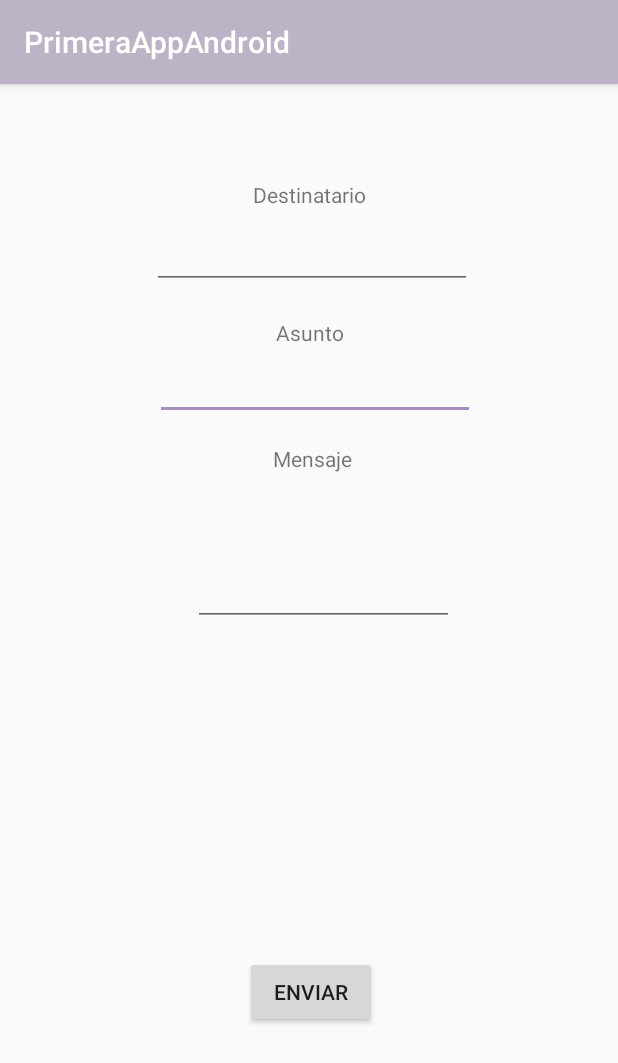
After one commit to ICoelloC/ICC_PrimeraAppAndroid, an Android app: the EnviarCorreoActivity screen opened directly, with no data from a screen before it, on a phone screen of 412 x 824 dp. The commit adds this screen. Shown: the top 1063 px of the screen. Run offline under Robolectric (Android 15) with nearby library versions, the phone set to English and light mode, and no system bars.

Commit message:
commit on develop's branch, finally create a note's function has been implemente, now you can create a note, also, the activities have been implemented for each functionality of the menu, except to create notes, which is an intent that is carried out directly from the functionality menu

```diff
--- a/app/build.gradle
+++ b/app/build.gradle
@@ -33,5 +33,5 @@ dependencies {
     testImplementation 'junit:junit:4.12'
     androidTestImplementation 'androidx.test.ext:junit:1.1.2'
     androidTestImplementation 'androidx.test.espresso:espresso-core:3.3.0'
-
+    implementation 'com.google.android.gms:play-services:11.6.2'
 }
--- /dev/null
+++ b/app/src/main/java/com/icoelloc/primeraappandroid/EnviarCorreoActivity.kt
@@ -0,0 +1,43 @@
+package com.icoelloc.primeraappandroid
+
+import android.content.Intent
+import androidx.appcompat.app.AppCompatActivity
+import android.os.Bundle
+import kotlinx.android.synthetic.main.activity_enviar_correo.*
+
+/**
+ * @author iCoelloC
+ */
+class EnviarCorreoActivity : AppCompatActivity() {
+    override fun onCreate(savedInstanceState: Bundle?) {
+        super.onCreate(savedInstanceState)
+        setContentView(R.layout.activity_enviar_correo)
+
+        correo_btnEnviar.setOnClickListener { mandarCorreo() }
+
+    }
+
+    /**
+     * Método para enviar un correo, en este caso recoge los valores de las cajas de texto, y usandolos para los
+     * distintos campos del correo
+     *
+     * Link al api de Android--> https://developer.android.com/guide/components/intents-common?hl=es#Email
+     */
+    private fun mandarCorreo() {
+
+        val destinatario = editTextTextEmailAddress.text.toString()
+        val asunto = correo_txtAsunto.text.toString()
+        val mensaje = correo_txtMensaje.text.toString()
+
+        val intent = Intent(Intent.ACTION_SEND).apply {
+            type = "*/*"
+            putExtra(Intent.EXTRA_EMAIL, destinatario)
+            putExtra(Intent.EXTRA_SUBJECT, asunto)
+            putExtra(Intent.EXTRA_TEXT, mensaje)
+        }
+        if (intent.resolveActivity(packageManager) != null) {
+            startActivity(intent)
+        }
+    }
+
+}
--- /dev/null
+++ b/app/src/main/res/layout/activity_enviar_correo.xml
@@ -0,0 +1,76 @@
+<?xml version="1.0" encoding="utf-8"?>
+<androidx.constraintlayout.widget.ConstraintLayout
+        xmlns:android="http://schemas.android.com/apk/res/android"
+        xmlns:tools="http://schemas.android.com/tools"
+        xmlns:app="http://schemas.android.com/apk/res-auto"
+        android:layout_width="match_parent"
+        android:layout_height="match_parent"
+        tools:context=".EnviarCorreoActivity">
+
+    <TextView
+            android:text="@string/CorreolblDestinarario"
+            android:layout_width="wrap_content"
+            android:layout_height="wrap_content" android:id="@+id/correo_lblDestinatario"
+            app:layout_constraintTop_toTopOf="parent"
+            android:layout_marginTop="50dp" app:layout_constraintStart_toStartOf="parent"
+            android:layout_marginStart="176dp" android:layout_marginEnd="176dp"
+            app:layout_constraintEnd_toEndOf="parent" app:layout_constraintBottom_toBottomOf="parent"
+            android:layout_marginBottom="534dp" app:layout_constraintVertical_bias="0.083"/>
+    <TextView
+            android:text="@string/correo_lblAsunto"
+            android:layout_width="wrap_content"
+            android:layout_height="wrap_content" android:id="@+id/correo_lblAsunto"
+            app:layout_constraintStart_toStartOf="parent" android:layout_marginStart="177dp"
+            android:layout_marginEnd="175dp" app:layout_constraintEnd_toEndOf="parent"
+            app:layout_constraintHorizontal_bias="0.496" android:layout_marginTop="19dp"
+            app:layout_constraintTop_toBottomOf="@+id/editTextTextEmailAddress"/>
+    <EditText
+            android:layout_width="wrap_content"
+            android:layout_height="wrap_content"
+            android:inputType="textPersonName"
+            android:ems="10"
+            android:id="@+id/correo_txtAsunto"
+            app:layout_constraintStart_toStartOf="parent" android:layout_marginStart="103dp"
+            android:layout_marginEnd="95dp" app:layout_constraintEnd_toEndOf="parent"
+            android:layout_marginTop="3dp" app:layout_constraintTop_toBottomOf="@+id/correo_lblAsunto"/>
+    <TextView
+            android:text="@string/correo_lblMensaje"
+            android:layout_width="wrap_content"
+            android:layout_height="wrap_content" android:id="@+id/correo_lblMensaje"
+            android:layout_marginTop="16dp"
+            app:layout_constraintTop_toBottomOf="@+id/correo_txtAsunto" app:layout_constraintStart_toStartOf="parent"
+            android:layout_marginStart="178dp" android:layout_marginEnd="174dp"
+            app:layout_constraintEnd_toEndOf="parent"/>
+    <EditText
+            android:layout_width="174dp"
+            android:layout_height="78dp"
+            android:inputType="textMultiLine"
+            android:gravity="start|top"
+            android:ems="10"
+            android:id="@+id/correo_txtMensaje"
+            android:layout_marginTop="24dp"
+            app:layout_constraintTop_toBottomOf="@+id/correo_lblMensaje" app:layout_constraintStart_toStartOf="parent"
+            android:layout_marginStart="108dp" android:layout_marginEnd="93dp"
+            app:layout_constraintEnd_toEndOf="parent" app:layout_constraintHorizontal_bias="0.555"/>
+    <Button
+            android:text="@string/correo_btnEnviar"
+            android:layout_width="wrap_content"
+            android:layout_height="wrap_content" android:id="@+id/correo_btnEnviar"
+            app:layout_constraintTop_toTopOf="parent"
+            android:layout_marginTop="268dp"
+            android:layout_marginEnd="160dp"
+            app:layout_constraintEnd_toEndOf="parent" app:layout_constraintBottom_toBottomOf="parent"
+            android:layout_marginBottom="23dp" app:layout_constraintVertical_bias="0.731"
+            app:layout_constraintStart_toStartOf="parent" android:layout_marginStart="163dp"
+            app:layout_constraintHorizontal_bias="0.0"/>
+    <EditText
+            android:layout_width="wrap_content"
+            android:layout_height="wrap_content"
+            android:inputType="textEmailAddress"
+            android:ems="10"
+            android:id="@+id/editTextTextEmailAddress"
+            android:layout_marginTop="8dp"
+            app:layout_constraintTop_toBottomOf="@+id/correo_lblDestinatario"
+            app:layout_constraintStart_toStartOf="parent" android:layout_marginStart="101dp"
+            android:layout_marginEnd="97dp" app:layout_constraintEnd_toEndOf="parent"/>
+</androidx.constraintlayout.widget.ConstraintLayout>
--- a/app/src/main/res/values/strings.xml
+++ b/app/src/main/res/values/strings.xml
@@ -9,5 +9,15 @@
     <string name="menu_eventos_calendario">Crear evento</string>
     <string name="menu_acerca_de">Acerca de</string>
     <string name="acerca_de_fotoDesarrollador">FotoDes</string>
-    <string name="about_DevName">NombreDes</string>
+    <string name="about_DevName">Iván Coello Cortés</string>
+    <string name="contactos_btnAgregar">Agregar</string>
+    <string name="contactos_txtNombre">Nombre</string>
+    <string name="contactos_txtCorreo">Correo</string>
+    <string name="CorreolblDestinarario">Destinatario</string>
+    <string name="correo_lblAsunto">Asunto</string>
+    <string name="correo_lblMensaje">Mensaje</string>
+    <string name="correo_btnEnviar">Enviar</string>
+    <string name="crearEvento_lblNombreEvento">Nombre del Evento</string>
+    <string name="crearEvento_lblLocalizacion">Localizacion</string>
+    <string name="crearEvento_btnCrear">Crear</string>
 </resources>
```
Also changed, not shown: app/src/main/AndroidManifest.xml (+10 -3 lines), app/src/main/java/com/icoelloc/primeraappandroid/CrearContactoActivity.kt (added, +41 -0 lines), app/src/main/java/com/icoelloc/primeraappandroid/CrearEvento.kt (added, +39 -0 lines), app/src/main/java/com/icoelloc/primeraappandroid/MainActivity.kt (+27 -69 lines), app/src/main/res/layout/activity_crear_contacto.xml (added, +45 -0 lines), app/src/main/res/layout/activity_crear_evento.xml (added, +55 -0 lines), app/src/main/res/mipmap-xhdpi/acercade.png (deleted), app/src/main/res/mipmap-xhdpi/calendario.png (deleted), app/src/main/res/mipmap-xhdpi/contactos.png (deleted), app/src/main/res/mipmap-xhdpi/correo.png (deleted), app/src/main/res/mipmap-xhdpi/notas.png (deleted), 2 other files.
